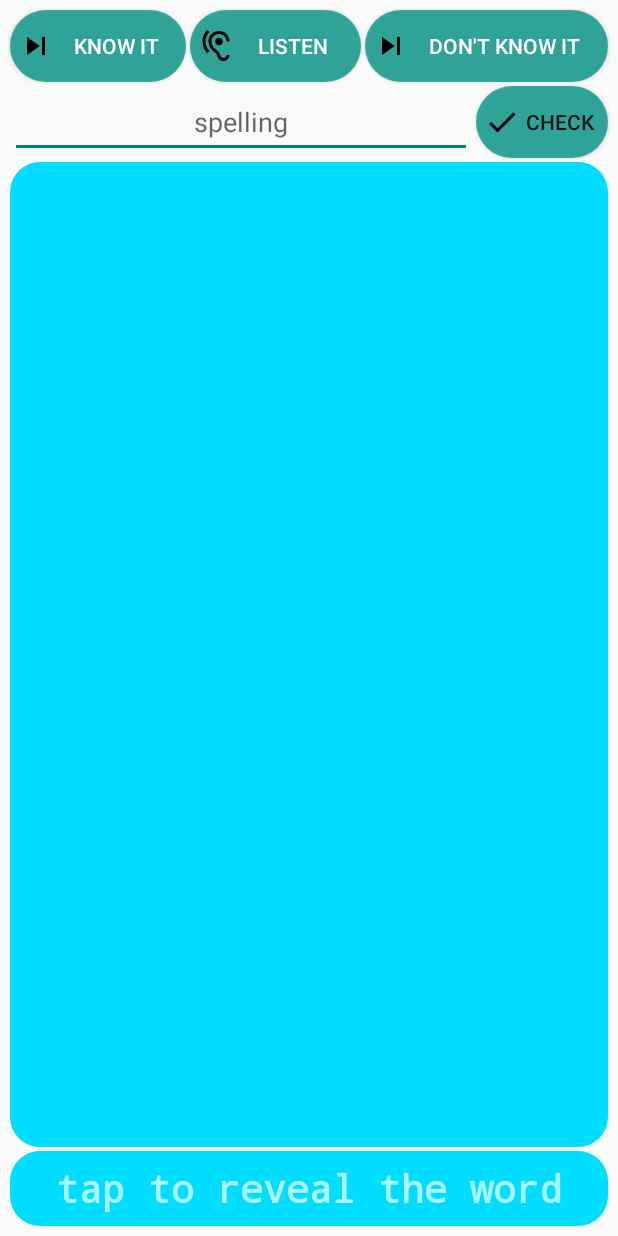
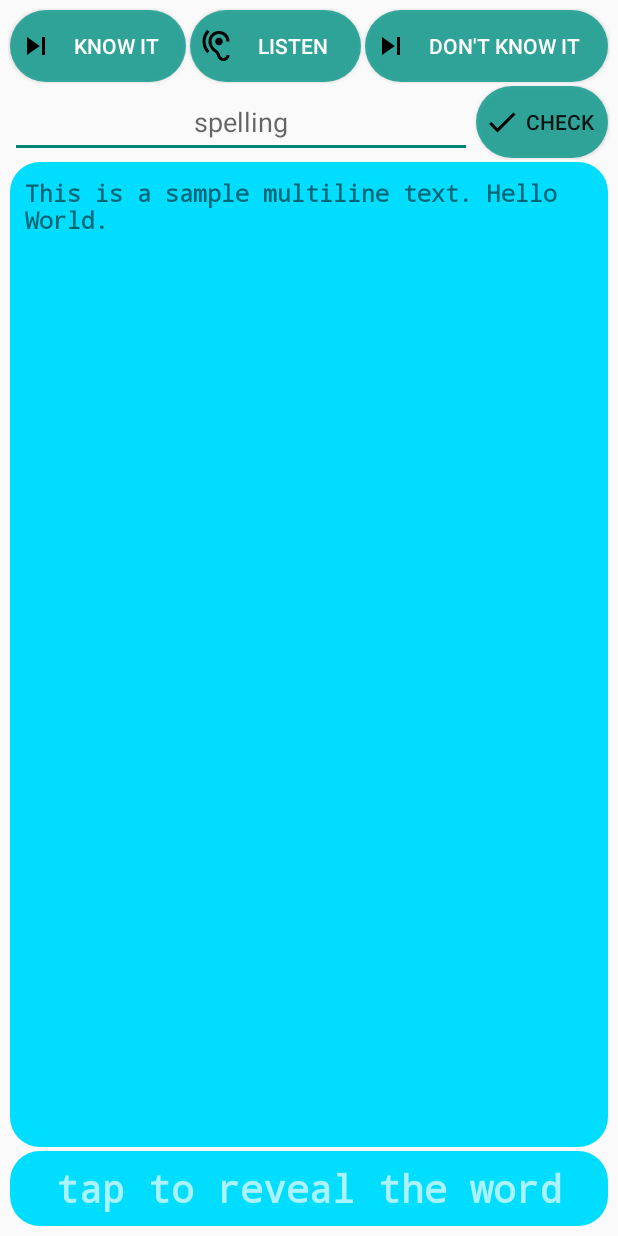
Before and after one commit to arefinnomi/SpellingFrequency, an Android app: the layout fragment_main.xml on its own in the app's theme, with its tools: preview values and no code run, on a phone screen of 412 x 824 dp. Run offline under Robolectric (Android 15) with nearby library versions, the phone set to English and light mode, and no system bars.

```diff
--- a/app/src/main/java/com/example/spellingfrequency/ui/MainActivityFragment.java
+++ b/app/src/main/java/com/example/spellingfrequency/ui/MainActivityFragment.java
@@ -219,7 +219,7 @@ public class MainActivityFragment extends Fragment {
 
     private void setViewAndListener(final AppDatabase appDatabase, final SharedPreferences sharedPref, final View view) {
         translationTextView = view.findViewById(R.id.translation_textview);
-        translationTextView.setMovementMethod(new ScrollingMovementMethod());
+//        translationTextView.setMovementMethod(new ScrollingMovementMethod());
 
         wordTextView = view.findViewById(R.id.word_textView);
         wordTextView.setOnClickListener(new View.OnClickListener() {
--- a/app/src/main/java/com/example/spellingfrequency/ui/WordDetailsActivity.java
+++ b/app/src/main/java/com/example/spellingfrequency/ui/WordDetailsActivity.java
@@ -119,7 +119,7 @@ public class WordDetailsActivity extends AppCompatActivity {
         }
         TextView translationTextView = findViewById(R.id.wordDetails_translation_text_view);
         translationTextView.setText(temp.toString());
-        translationTextView.setMovementMethod(new ScrollingMovementMethod());
+//        translationTextView.setMovementMethod(new ScrollingMovementMethod());
 
     }
 
--- a/app/src/main/res/layout/activity_word_details.xml
+++ b/app/src/main/res/layout/activity_word_details.xml
@@ -63,7 +63,9 @@
             android:textStyle="bold"
             android:typeface="monospace"
             android:visibility="visible"
-            app:fontFamily="monospace" />
+            app:fontFamily="monospace"
+            android:textIsSelectable="true"
+            android:text="@string/sample_multiline_text"/>
 
 
     </LinearLayout>
--- a/app/src/main/res/layout/fragment_main.xml
+++ b/app/src/main/res/layout/fragment_main.xml
@@ -97,7 +97,10 @@
         android:textStyle="bold"
         android:typeface="monospace"
         android:visibility="visible"
-        app:fontFamily="monospace" />
+        app:fontFamily="monospace"
+        android:textIsSelectable="true"
+        android:text="@string/sample_multiline_text"
+        />
 
     <TextView
         android:id="@+id/word_textView"
--- a/app/src/main/res/values/strings.xml
+++ b/app/src/main/res/values/strings.xml
@@ -15,4 +15,5 @@
     <string name="input_button_text">check</string>
     <string name="action_favorite_tittle">favorite</string>
     <string name="favorite_item_title">favorite</string>
+    <string name="sample_multiline_text">This is a sample multiline text. Hello World.</string>
 </resources>
```
